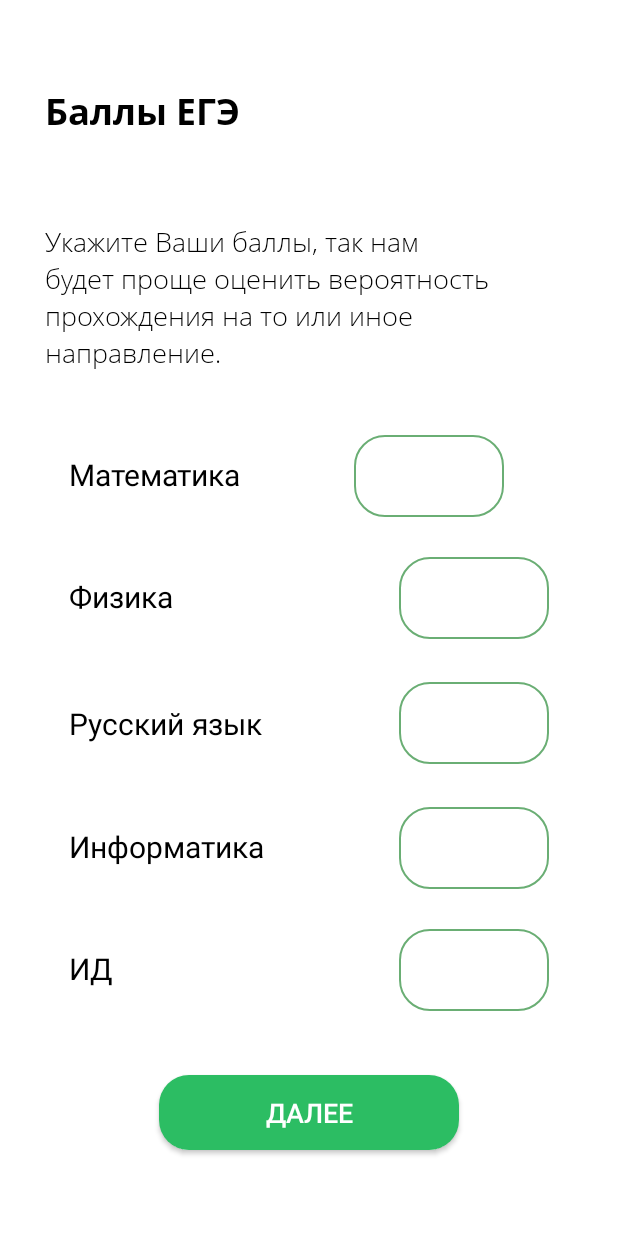
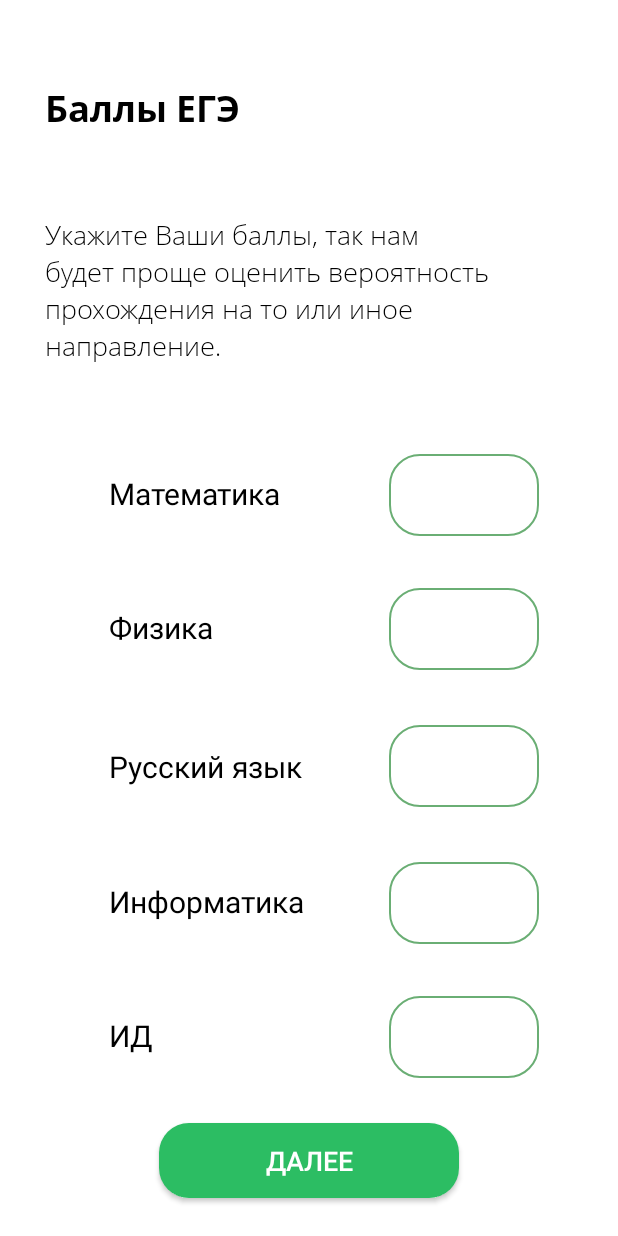
Before and after one commit to SummerPractice/a, an Android app: the GradesFragment screen opened through its navigation route, on a phone screen of 412 x 824 dp. Run offline under Robolectric (Android 15) with nearby library versions, the phone set to English and light mode, and no system bars; our stand-ins replace Room's generated code.

```diff
--- a/app/src/main/res/layout/fragment__main__grades.xml
+++ b/app/src/main/res/layout/fragment__main__grades.xml
@@ -1,6 +1,11 @@
 <?xml version="1.0" encoding="utf-8"?>
-<androidx.constraintlayout.widget.ConstraintLayout xmlns:android="http://schemas.android.com/apk/res/android"
-    xmlns:app="http://schemas.android.com/apk/res-auto"
+<androidx.core.widget.NestedScrollView
+    android:layout_width="match_parent"
+    android:layout_height="match_parent"
+    android:fillViewport="true"
+    xmlns:android="http://schemas.android.com/apk/res/android">
+
+    <androidx.constraintlayout.widget.ConstraintLayout xmlns:app="http://schemas.android.com/apk/res-auto"
         xmlns:tools="http://schemas.android.com/tools"
         android:layout_width="match_parent"
         android:layout_height="match_parent"
@@ -13,6 +18,7 @@
         <androidx.appcompat.widget.AppCompatTextView
             android:id="@+id/fragment__main__grades__head_tv"
             style="@style/headerText"
+            android:layout_margin="30dp"
             android:layout_width="wrap_content"
             android:layout_height="wrap_content"
             android:text="@string/fragment__auth__grades_choose"
@@ -23,9 +29,11 @@
         <androidx.appcompat.widget.AppCompatTextView
             android:id="@+id/fragment__main__grades__desc_tv"
             style="@style/lightText"
-        android:layout_marginStart="30dp"
-        android:layout_width="337dp"
-        android:layout_height="99dp"
+            android:layout_marginBottom="30dp"
+            android:paddingStart="30dp"
+            android:paddingEnd="20dp"
+            android:layout_width="wrap_content"
+            android:layout_height="wrap_content"
             android:text="@string/fragment__auth__grades__desc_tv"
             app:layout_constraintBottom_toTopOf="@id/fragment__main__grades__math_tv"
             app:layout_constraintStart_toStartOf="parent"
@@ -45,6 +53,7 @@
             style="@style/regularText"
             android:layout_width="wrap_content"
             android:layout_height="wrap_content"
+            android:padding="20dp"
             android:text="@string/fragment__auth__grades__math_tv"
             app:layout_constraintBottom_toTopOf="@id/fragment__main__grades__phys_tv"
             app:layout_constraintEnd_toStartOf="@id/fragment__main__grades__math_ev"
@@ -54,6 +63,7 @@
         <androidx.appcompat.widget.AppCompatEditText
             android:id="@+id/fragment__main__grades__math_ev"
             style="@style/editText"
+            android:layout_margin="0dp"
             android:layout_width="100dp"
             android:layout_height="wrap_content"
             android:inputType="number"
@@ -61,13 +71,15 @@
             app:layout_constraintBottom_toBottomOf="@id/fragment__main__grades__math_tv"
             app:layout_constraintEnd_toEndOf="parent"
             app:layout_constraintStart_toEndOf="@id/fragment__main__grades__math_tv"
-        app:layout_constraintTop_toTopOf="@id/fragment__main__grades__math_tv" />
+            app:layout_constraintTop_toTopOf="@id/fragment__main__grades__math_tv"
+            />
 
         <androidx.appcompat.widget.AppCompatTextView
             android:id="@+id/fragment__main__grades__phys_tv"
             style="@style/regularText"
             android:layout_width="wrap_content"
             android:layout_height="wrap_content"
+            android:padding="20dp"
             android:text="@string/fragment__auth__grades__phys_tv"
             app:layout_constraintBottom_toTopOf="@id/fragment__main__grades__rus_tv"
             app:layout_constraintStart_toStartOf="@id/fragment__main__grades__math_tv"
@@ -76,6 +88,7 @@
         <androidx.appcompat.widget.AppCompatEditText
             android:id="@+id/fragment__main__grades__phys_ev"
             style="@style/editText"
+            android:layout_margin="0dp"
             android:layout_width="100dp"
             android:layout_height="wrap_content"
             android:inputType="number"
@@ -89,6 +102,7 @@
             style="@style/regularText"
             android:layout_width="wrap_content"
             android:layout_height="wrap_content"
+            android:padding="20dp"
             android:text="@string/fragment__auth__grades__rus_tv"
             app:layout_constraintBottom_toTopOf="@id/fragment__main__grades__inf_tv"
             app:layout_constraintStart_toStartOf="@id/fragment__main__grades__math_tv"
@@ -97,6 +111,7 @@
         <androidx.appcompat.widget.AppCompatEditText
             android:id="@+id/fragment__main__grades__rus_ev"
             style="@style/editText"
+            android:layout_margin="0dp"
             android:layout_width="100dp"
             android:layout_height="wrap_content"
             android:inputType="number"
@@ -110,6 +125,7 @@
             style="@style/regularText"
             android:layout_width="wrap_content"
             android:layout_height="wrap_content"
+            android:padding="20dp"
             android:text="@string/fragment__auth__grades__inf_tv"
             app:layout_constraintBottom_toTopOf="@id/fragment__main__grades__id_tv"
             app:layout_constraintStart_toStartOf="@id/fragment__main__grades__math_tv"
@@ -118,6 +134,7 @@
         <androidx.appcompat.widget.AppCompatEditText
             android:id="@+id/fragment__main__grades__inf_ev"
             style="@style/editText"
+            android:layout_margin="0dp"
             android:layout_width="100dp"
             android:layout_height="wrap_content"
             android:inputType="number"
@@ -131,6 +148,7 @@
             style="@style/regularText"
             android:layout_width="wrap_content"
             android:layout_height="wrap_content"
+            android:padding="20dp"
             android:text="@string/fragment__auth__grades__id_tv"
             app:layout_constraintBottom_toTopOf="@id/fragment__main__grades__next_btn"
             app:layout_constraintStart_toStartOf="@id/fragment__main__grades__math_tv"
@@ -139,6 +157,7 @@
         <androidx.appcompat.widget.AppCompatEditText
             android:id="@+id/fragment__main__grades__id_ev"
             style="@style/editText"
+            android:layout_margin="0dp"
             android:layout_width="100dp"
             android:layout_height="wrap_content"
             android:inputType="number"
@@ -147,3 +166,5 @@
             app:layout_constraintStart_toStartOf="@id/fragment__main__grades__math_ev"
             app:layout_constraintTop_toTopOf="@id/fragment__main__grades__id_tv" />
     </androidx.constraintlayout.widget.ConstraintLayout>
+
+</androidx.core.widget.NestedScrollView>
--- a/app/src/main/res/values-night/themes.xml
+++ b/app/src/main/res/values-night/themes.xml
@@ -7,14 +7,14 @@
     <style name="Theme.PolyCareer" parent="Theme.MaterialComponents.DayNight.NoActionBar">
     <!-- Primary brand color. -->
         <item name="colorPrimary">@color/splash_dark</item>
-        <item name="colorPrimaryVariant">?attr/bgColor</item>
+        <item name="colorPrimaryVariant">@color/dark_background</item>
         <item name="colorOnPrimary">@color/dark_background</item>
         <!-- Secondary brand color. -->
         <item name="colorSecondary">@color/dark_green</item>
         <item name="colorSecondaryVariant">@color/text_gray</item>
         <item name="colorOnSecondary">@color/dark_background</item>
         <!-- Status bar color. -->
-        <item name="android:statusBarColor" tools:targetApi="l">?attr/colorPrimaryVariant</item>
+        <item name="android:statusBarColor" tools:targetApi="l">@color/dark_background</item>
         <!-- Customize your theme here. -->
         <item name="bgColor">@color/dark_background</item>
         <item name="textColor">@color/white</item>
@@ -24,7 +24,7 @@
 
     <style name="headerText" parent="Widget.AppCompat.TextView">
         <item name="android:fontFamily">@font/opensans_bold</item>
-        <item name="android:textColor">?attr/textColor</item>
+        <item name="android:textColor">@color/text_gray</item>
         <item name="android:textSize">24sp</item>
     </style>
     <style name="lightText" parent="Widget.AppCompat.TextView">
@@ -34,14 +34,14 @@
     </style>
     <style name="boldText" parent="Widget.AppCompat.TextView">
         <item name="android:fontFamily">@font/opensans_bold</item>
-        <item name="android:textColor">?attr/textColor</item>
+        <item name="android:textColor">@color/text_gray</item>
         <item name="android:textSize">20sp</item>
     </style>
 
     <style name="button" parent="Widget.AppCompat.Button">
         <item name="android:layout_width">200dp</item>
         <item name="android:layout_height">50dp</item>
-        <item name="android:textColor">?attr/textColor</item>
+        <item name="android:textColor">@color/text_gray</item>
         <item name="android:textSize">18sp</item>
         <item name="android:background">@drawable/btn_background</item>
         <item name="android:layout_gravity">center_horizontal</item>
@@ -49,12 +49,12 @@
     <style name="regularText" parent="Widget.AppCompat.TextView">
         <item name="android:fontFamily">@font/opensans_regular</item>
         <item name="android:textSize">20sp</item>
-        <item name="android:textColor">?attr/textColor</item>
+        <item name="android:textColor">@color/text_gray</item>
     </style>
     <style name="editText" parent="Widget.AppCompat.EditText">
         <item name="android:fontFamily">@font/opensans_regular</item>
         <item name="android:textSize">20sp</item>
-        <item name="android:textColor">?attr/textColor</item>
+        <item name="android:textColor">@color/text_gray</item>
         <item name="android:maxLines">1</item>
         <item name="android:maxLength">30</item>
         <item name="android:inputType">text</item>
@@ -73,14 +73,14 @@
 
     <style name="checkBox" parent="Widget.AppCompat.CompoundButton.CheckBox">
         <item name="android:fontFamily">@font/opensans_light</item>
-        <item name="android:textColor">?attr/textColor</item>
+        <item name="android:textColor">@color/text_gray</item>
         <item name="android:textSize">14sp</item>
         <item name="android:height">20dp</item>
         <item name="android:paddingStart">5dp</item>
     </style>
 
     <style name="horizontalProgress" >
-        <item name="trackColor">?attr/bgColor</item>
+        <item name="trackColor">@color/dark_background</item>
         <item name="android:progress">0</item>
         <item name="android:max">100</item>
         <item name="trackThickness">30dp</item>
--- a/app/src/main/res/values/themes.xml
+++ b/app/src/main/res/values/themes.xml
@@ -14,7 +14,7 @@
         <item name="colorSecondaryVariant">@color/text_gray</item>
         <item name="colorOnSecondary">@color/black</item>
         <!-- Status bar color. -->
-        <item name="android:statusBarColor" tools:targetApi="l">?attr/colorPrimaryVariant</item>
+        <item name="android:statusBarColor" tools:targetApi="l">@color/white</item>
         <!-- Customize your theme here. -->
         <item name="bgColor">@color/white</item>
         <item name="textColor">@color/black</item>
@@ -80,10 +80,10 @@
     </style>
 
     <style name="horizontalProgress" >
-        <item name="trackColor">?attr/bgColor</item>
+        <item name="trackColor">@color/white</item>
         <item name="android:progress">0</item>
         <item name="android:max">100</item>
         <item name="trackThickness">30dp</item>
-        <item name="indicatorColor">?attr/btnColor</item>
+        <item name="indicatorColor">@color/btn_light_green</item>
     </style>
 </resources>
```
Lines whose indentation alone changed are shown as unchanged.
